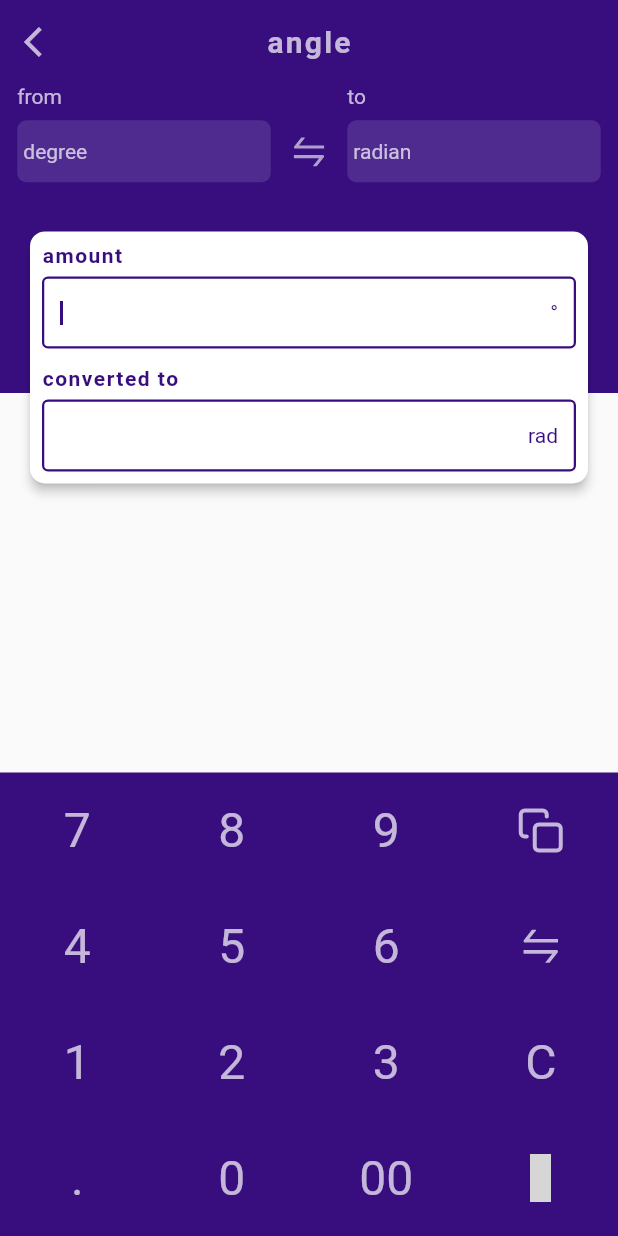
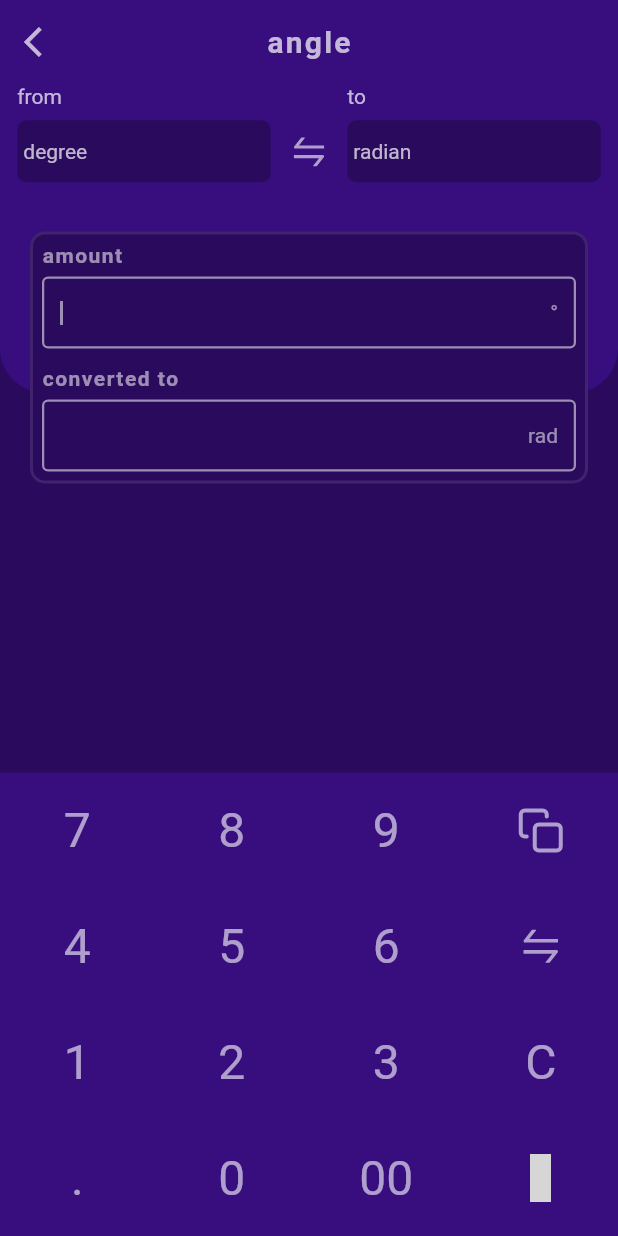
Before and after one commit to mishmash-labs/konvertr-free, a Flutter app: the screen it shows after launch, after a tap on "angle", on a phone screen of 412 x 824 dp. Run offline on Flutter 3.47's test engine with Material 2 defaults, Android fonts, the phone set to English and light mode, and no system bars; our stand-ins replace flushbar, flutter_icons; missing offline and left inert: flutter_clipboard_manager; grey boxes are pictures that could not be loaded.

Commit message:
new release

```diff
--- a/lib/components/converter_numpad.dart
+++ b/lib/components/converter_numpad.dart
@@ -1,10 +1,11 @@
+import 'package:flushbar/flushbar.dart';
 import 'package:flutter/material.dart';
 import 'package:flutter_clipboard_manager/flutter_clipboard_manager.dart';
 import 'package:flutter_icons/flutter_icons.dart';
-import 'package:get/get.dart';
 import 'package:provider/provider.dart';
 
 import '../providers/converter_provider.dart';
+import '../utils/theme.dart';
 
 class ConverterKeypad extends StatefulWidget {
   const ConverterKeypad({Key key}) : super(key: key);
@@ -42,11 +43,11 @@ class _ConverterKeypadState extends State<ConverterKeypad> {
             }
           },
           child: SizedBox(
-            height: buttonHeight * Get.height,
+            height: buttonHeight * MediaQuery.of(context).size.height,
             child: Center(
               child: Text(
                 value,
-                style: const TextStyle(color: Colors.white70, fontSize: 32),
+                style: const TextStyle(color: Colors.white60, fontSize: 32),
               ),
             ),
           ),
@@ -59,10 +60,10 @@ class _ConverterKeypadState extends State<ConverterKeypad> {
             converterProvider.updateInputString(temp);
           },
           child: SizedBox(
-            height: buttonHeight * Get.height,
+            height: buttonHeight * MediaQuery.of(context).size.height,
             child: const Center(
                 child: Icon(MaterialCommunityIcons.backspace_outline,
-                    color: Colors.white70, size: 32)),
+                    color: Colors.white60, size: 32)),
           ),
         );
 
@@ -70,26 +71,32 @@ class _ConverterKeypadState extends State<ConverterKeypad> {
           onTap: () {
             if (converterProvider.convertedValue != '') {
               FlutterClipboardManager.copyToClipBoard(
-                      '${converterProvider.inputValueString} ${converterProvider.fromUnit.symbol} = ${converterProvider.convertedValue} ${converterProvider.toUnit.symbol}')
+                      '${converterProvider.inputValueString} ${converterProvider.fromUnit.symbol} = '
+                      '${converterProvider.convertedValue} ${converterProvider.toUnit.symbol}')
                   .then((result) {
                 if (result) {
-                  Get.snackbar(
-                    'clipboard updated',
-                    'conversion copied to clipboard.',
-                    colorText: Colors.white70,
+                  Flushbar(
+                    margin: const EdgeInsets.all(8),
+                    borderRadius: 8,
+                    flushbarPosition: FlushbarPosition.TOP,
+                    message: 'conversion copied to clipboard',
                     icon: const Icon(
                       Feather.copy,
-                      color: Colors.white70,
+                      color: Colors.white60,
                     ),
-                  );
+                    backgroundColor: secondaryColor.withOpacity(0.5),
+                    barBlur: 8,
+                    shouldIconPulse: true,
+                    duration: const Duration(seconds: 3),
+                  ).show(context);
                 }
               });
             }
           },
           child: SizedBox(
-            height: buttonHeight * Get.height,
+            height: buttonHeight * MediaQuery.of(context).size.height,
             child: const Center(
-                child: Icon(Feather.copy, color: Colors.white70, size: 32)),
+                child: Icon(Feather.copy, color: Colors.white60, size: 32)),
           ),
         );
 
@@ -101,9 +108,9 @@ class _ConverterKeypadState extends State<ConverterKeypad> {
               ..updateFromUnit(tempTo);
           },
           child: SizedBox(
-            height: buttonHeight * Get.height,
+            height: buttonHeight * MediaQuery.of(context).size.height,
             child: const Center(
-                child: Icon(AntDesign.swap, color: Colors.white70, size: 32)),
+                child: Icon(AntDesign.swap, color: Colors.white60, size: 32)),
           ),
         );
 
@@ -121,11 +128,11 @@ class _ConverterKeypadState extends State<ConverterKeypad> {
             }
           },
           child: SizedBox(
-            height: buttonHeight * Get.height,
+            height: buttonHeight * MediaQuery.of(context).size.height,
             child: const Center(
               child: Text(
                 '+/-',
-                style: TextStyle(color: Colors.white70, fontSize: 32),
+                style: TextStyle(color: Colors.white60, fontSize: 32),
               ),
             ),
           ),
@@ -134,11 +141,11 @@ class _ConverterKeypadState extends State<ConverterKeypad> {
     Widget clearButton() => InkWell(
           onTap: () => converterProvider.updateInputString(''),
           child: SizedBox(
-              height: buttonHeight * Get.height,
+              height: buttonHeight * MediaQuery.of(context).size.height,
               child: const Center(
                 child: Text(
                   'C',
-                  style: TextStyle(color: Colors.white70, fontSize: 32),
+                  style: TextStyle(color: Colors.white60, fontSize: 32),
                 ),
               )),
         );
--- a/lib/screens/categories_screen.dart
+++ b/lib/screens/categories_screen.dart
@@ -1,11 +1,13 @@
 import 'package:animations/animations.dart';
 import 'package:flutter/material.dart';
+import 'package:flutter_icons/flutter_icons.dart';
 import 'package:provider/provider.dart';
 
 import '../components/category_card.dart';
 import '../models/category.dart';
 import '../providers/category_provider.dart';
 import '../providers/converter_provider.dart';
+import '../utils/theme.dart';
 import 'converters/generic_screen.dart';
 
 class CategoriesScreen extends StatefulWidget {
@@ -36,30 +38,26 @@ class _CategoriesScreenState extends State<CategoriesScreen> {
     return Scaffold(
       appBar: _buildAppBar(),
       backgroundColor: Theme.of(context).primaryColor,
-      body: NestedScrollView(
-        floatHeaderSlivers: true,
-        headerSliverBuilder: (context, innerBoxIsScrolled) => <Widget>[
+      body: CustomScrollView(
+        slivers: [
           SliverAppBar(
             elevation: 0,
             floating: true,
             snap: true,
+            backgroundColor: Colors.transparent,
             title: SearchBar(
                 searchNode: searchNode, searchController: searchController),
           ),
-        ],
-        body: Column(
-          children: [
           Consumer<CategoriesProvider>(
-              builder: (_, cats, __) => Expanded(
-                child: cats.categories.isEmpty
-                    ? const NoCategories()
+            builder: (_, cats, __) => cats.categories.isEmpty
+                ? const SliverFillRemaining(
+                    hasScrollBody: false, child: NoCategories())
                 : CategoriesGrid(
                     cats: cats,
-                      ),
+                    searchNode: searchNode,
                   ),
           ),
         ],
-        ),
       ),
     );
   }
@@ -71,15 +69,24 @@ class NoCategories extends StatelessWidget {
   }) : super(key: key);
 
   @override
-  Widget build(BuildContext context) => const Center(
-        child: Text(
+  Widget build(BuildContext context) => Column(
+        mainAxisAlignment: MainAxisAlignment.center,
+        children: [
+          const Icon(
+            MaterialCommunityIcons.swap_horizontal_variant,
+            color: Colors.white54,
+            size: 75,
+          ),
+          const SizedBox(height: 8),
+          const Text(
             'no categories',
             style: TextStyle(
               fontSize: 25,
-            fontWeight: FontWeight.bold,
-            color: Colors.white70,
+              fontWeight: FontWeight.w400,
+              color: Colors.white54,
             ),
           ),
+        ],
       );
 }
 
@@ -100,23 +107,23 @@ class SearchBar extends StatelessWidget {
     return Consumer<CategoriesProvider>(
       builder: (_, cat, __) => TextField(
         focusNode: searchNode,
-        cursorColor: Theme.of(context).primaryColor,
+        cursorColor: Colors.white38,
         controller: searchController,
         onChanged: convCategory.searchCategories,
-        style: TextStyle(color: Theme.of(context).primaryColor),
+        style: const TextStyle(color: Colors.white54),
         decoration: InputDecoration(
           isDense: true,
           hintText: 'search categories',
-          hintStyle: TextStyle(color: Theme.of(context).primaryColor),
-          prefixIcon: Icon(
+          hintStyle: const TextStyle(color: Colors.white38),
+          prefixIcon: const Icon(
             Icons.search,
-            color: Theme.of(context).primaryColor,
+            color: Colors.white38,
           ),
           suffixIcon: cat.searchingCategory
               ? IconButton(
-                  icon: Icon(
+                  icon: const Icon(
                     Icons.cancel,
-                    color: Theme.of(context).primaryColor,
+                    color: Colors.white38,
                   ),
                   onPressed: () {
                     convCategory.searchCategories('');
@@ -126,7 +133,7 @@ class SearchBar extends StatelessWidget {
                   },
                 )
               : null,
-          fillColor: Colors.white54,
+          fillColor: secondaryColor,
           filled: true,
           border: OutlineInputBorder(
               borderRadius: BorderRadius.circular(10),
@@ -141,13 +148,14 @@ class CategoriesGrid extends StatelessWidget {
   const CategoriesGrid({
     Key key,
     this.cats,
+    this.searchNode,
   }) : super(key: key);
 
   final CategoriesProvider cats;
+  final FocusNode searchNode;
 
   @override
-  Widget build(BuildContext context) => GridView.count(
-        shrinkWrap: true,
+  Widget build(BuildContext context) => SliverGrid.count(
         crossAxisCount: 3,
         children: cats.categories
             .map((cats) => Padding(
@@ -158,10 +166,13 @@ class CategoriesGrid extends StatelessWidget {
                       closedBuilder: (context, action) => CategoryCard(
                             convCategory: cats,
                           ),
-                      openBuilder: (context, action) => ChangeNotifierProvider(
+                      openBuilder: (context, action) {
+                        searchNode.unfocus();
+                        return ChangeNotifierProvider(
                             create: (context) => ConverterProvider(
                                 cats.units, cats.name, null, null),
-                          child: UnitConverter(categoryName: cats.name))),
+                            child: UnitConverter(categoryName: cats.name));
+                      }),
                 ))
             .toList(),
       );
--- a/lib/screens/converters/generic_screen.dart
+++ b/lib/screens/converters/generic_screen.dart
@@ -1,10 +1,10 @@
 import 'package:flutter/material.dart';
 import 'package:flutter_icons/flutter_icons.dart';
-import 'package:get/get.dart';
 import 'package:provider/provider.dart';
 
 import '../../components/converter_numpad.dart';
 import '../../providers/converter_provider.dart';
+import '../../utils/theme.dart';
 import '../units_screen.dart';
 
 class UnitConverter extends StatelessWidget {
@@ -32,12 +32,12 @@ class UnitConverter extends StatelessWidget {
                 Icons.arrow_back_ios,
                 color: Colors.white70,
               ),
-            onPressed: Get.back,
-          ),
+              onPressed: () => Navigator.pop(context)),
         );
 
     return Scaffold(
       appBar: _buildAppBar(),
+      backgroundColor: secondaryColor,
       body: Column(
         mainAxisAlignment: MainAxisAlignment.spaceBetween,
         children: [
@@ -108,12 +108,16 @@ class ConversionCard extends StatelessWidget {
 
   @override
   Widget build(BuildContext context) => Padding(
-        padding:
-            EdgeInsets.symmetric(vertical: Get.height * 0.035, horizontal: 16),
+        padding: EdgeInsets.symmetric(
+            vertical: MediaQuery.of(context).size.height * 0.035,
+            horizontal: 16),
         child: Card(
-            shape:
-                RoundedRectangleBorder(borderRadius: BorderRadius.circular(10)),
-            elevation: 3,
+            color: secondaryColor,
+            shape: RoundedRectangleBorder(
+              side: const BorderSide(width: 2, color: Colors.white10),
+              borderRadius: BorderRadius.circular(10),
+            ),
+            elevation: 0,
             child: SizedBox(
               width: double.infinity,
               child: Padding(
@@ -121,42 +125,40 @@ class ConversionCard extends StatelessWidget {
                 child: Column(
                   mainAxisAlignment: MainAxisAlignment.spaceAround,
                   children: [
-                    Align(
+                    const Align(
                       alignment: Alignment.centerLeft,
                       child: Text(
                         'amount',
                         style: TextStyle(
                             fontWeight: FontWeight.bold,
-                            color: Theme.of(context).primaryColor,
+                            color: Colors.white54,
                             letterSpacing: 1),
                       ),
                     ),
                     const SizedBox(height: 6),
                     Consumer<ConverterProvider>(
                       builder: (_, conv, __) => TextField(
-                        style: TextStyle(
-                            color: Theme.of(context).primaryColor,
-                            fontSize: 14),
+                        style: const TextStyle(
+                            color: Colors.white54, fontSize: 14),
                         enabled: true,
                         autofocus: true,
                         readOnly: true,
                         showCursor: true,
                         controller: conv.amountController,
-                        cursorColor: Theme.of(context).primaryColor,
+                        cursorColor: Colors.white54,
                         decoration: InputDecoration(
                           isDense: true,
                           suffixText: conv.fromUnit.symbol,
-                          suffixStyle:
-                              TextStyle(color: Theme.of(context).primaryColor),
-                          focusedBorder: OutlineInputBorder(
+                          suffixStyle: const TextStyle(color: Colors.white54),
+                          focusedBorder: const OutlineInputBorder(
                             borderSide: BorderSide(
-                              color: Theme.of(context).primaryColor,
+                              color: Colors.white54,
                               width: 1.5,
                             ),
                           ),
-                          border: OutlineInputBorder(
+                          border: const OutlineInputBorder(
                             borderSide: BorderSide(
-                              color: Theme.of(context).primaryColor,
+                              color: Colors.white54,
                               width: 1.5,
                             ),
                           ),
@@ -164,13 +166,13 @@ class ConversionCard extends StatelessWidget {
                       ),
                     ),
                     const SizedBox(height: 12),
-                    Align(
+                    const Align(
                       alignment: Alignment.centerLeft,
                       child: Text(
                         'converted to',
                         style: TextStyle(
                             fontWeight: FontWeight.bold,
-                            color: Theme.of(context).primaryColor,
+                            color: Colors.white54,
                             letterSpacing: 1),
                       ),
                     ),
@@ -180,20 +182,18 @@ class ConversionCard extends StatelessWidget {
                         decoration: InputDecoration(
                           isDense: true,
                           suffixText: conv.toUnit.symbol,
-                          suffixStyle:
-                              TextStyle(color: Theme.of(context).primaryColor),
-                          enabledBorder: OutlineInputBorder(
+                          suffixStyle: const TextStyle(color: Colors.white54),
+                          enabledBorder: const OutlineInputBorder(
                             borderSide: BorderSide(
-                              color: Theme.of(context).primaryColor,
+                              color: Colors.white54,
                               width: 1.5,
                             ),
                           ),
                         ),
                         child: Text(
                           conv.convertedValue,
-                          style: TextStyle(
-                              color: Theme.of(context).primaryColor,
-                              fontSize: 14),
+                          style: const TextStyle(
+                              color: Colors.white54, fontSize: 14),
                         ),
                       ),
                     ),
@@ -211,8 +211,12 @@ class TopBackground extends StatelessWidget {
 
   @override
   Widget build(BuildContext context) => Container(
-        height: 0.25 * Get.height,
+        decoration: BoxDecoration(
             color: Theme.of(context).primaryColor,
+            borderRadius: const BorderRadius.only(
+                bottomLeft: Radius.circular(30),
+                bottomRight: Radius.circular(30))),
+        height: 0.25 * MediaQuery.of(context).size.height,
       );
 }
 
@@ -230,11 +234,18 @@ class ConverterSelection extends StatelessWidget {
 
   @override
   Widget build(BuildContext context) => InkWell(
-        onTap: () => Get.to(UnitsScreen(
+        onTap: () {
+          Navigator.push(
+            context,
+            MaterialPageRoute(
+              builder: (context) => UnitsScreen(
                 converterProvider: convProvider,
                 whichUnit: whichUnit,
                 currentUnit: currentUnit,
-        )),
+              ),
+            ),
+          );
+        },
         child: Column(
           crossAxisAlignment: CrossAxisAlignment.start,
           children: [
@@ -242,14 +253,14 @@ class ConverterSelection extends StatelessWidget {
               whichUnit,
               style: const TextStyle(color: Colors.white70),
             ),
-            SizedBox(height: 0.01 * Get.height),
+            SizedBox(height: 0.01 * MediaQuery.of(context).size.height),
             Container(
               decoration: BoxDecoration(
                 borderRadius: BorderRadius.circular(6),
-                color: Colors.white12,
+                color: secondaryColor,
               ),
-              height: 0.05 * Get.height,
-              width: 0.41 * Get.width,
+              height: 0.05 * MediaQuery.of(context).size.height,
+              width: 0.41 * MediaQuery.of(context).size.width,
               child: Align(
                   alignment: Alignment.centerLeft,
                   child: Padding(
--- a/lib/screens/units_screen.dart
+++ b/lib/screens/units_screen.dart
@@ -1,6 +1,5 @@
 import 'package:flutter/cupertino.dart';
 import 'package:flutter/material.dart';
-import 'package:get/get.dart';
 
 import '../models/unit.dart';
 import '../providers/converter_provider.dart';
@@ -29,7 +28,7 @@ class _UnitsScreenState extends State<UnitsScreen> {
             widget.whichUnit == 'from'
                 ? widget.converterProvider.updateFromUnit(unit.name)
                 : widget.converterProvider.updateToUnit(unit.name);
-            Get.back();
+            Navigator.pop(context);
           },
           child: Padding(
             padding: const EdgeInsets.symmetric(horizontal: 25, vertical: 10),
@@ -50,7 +49,7 @@ class _UnitsScreenState extends State<UnitsScreen> {
                 color:
                     unit.name.toLowerCase() == widget.currentUnit.toLowerCase()
                         ? Colors.red
-                        : Colors.white70,
+                        : Colors.white60,
               ),
             ),
           ),
@@ -63,7 +62,7 @@ class _UnitsScreenState extends State<UnitsScreen> {
         elevation: 0,
         leading: IconButton(
           icon: const Icon(Icons.arrow_back_ios, color: Colors.white70),
-          onPressed: Get.back,
+          onPressed: () => Navigator.pop(context),
         ),
       ),
       body: ListView.builder(
--- /dev/null
+++ b/lib/utils/theme.dart
@@ -0,0 +1,4 @@
+import 'package:flutter/material.dart';
+
+final secondaryColor =
+    HSLColor.fromColor(const Color(0xff380e7f)).withLightness(0.2).toColor();
--- a/pubspec.yaml
+++ b/pubspec.yaml
@@ -1,7 +1,7 @@
 name: konvertr_free
 description: Unit Converter App built using Flutter
 
-version: 0.4.0+6
+version: 0.5.0+7
 
 environment:
   sdk: ">=2.3.0 <3.0.0"
```
Also changed, not shown: 2 other files. Lines whose indentation alone changed are shown as unchanged.
